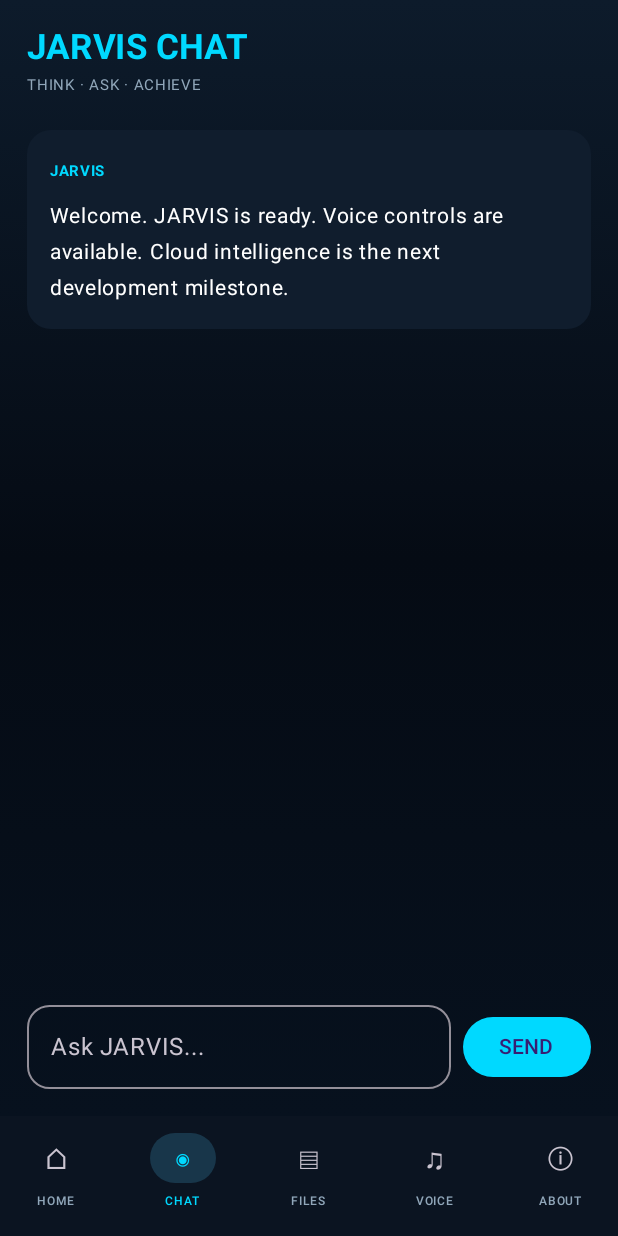
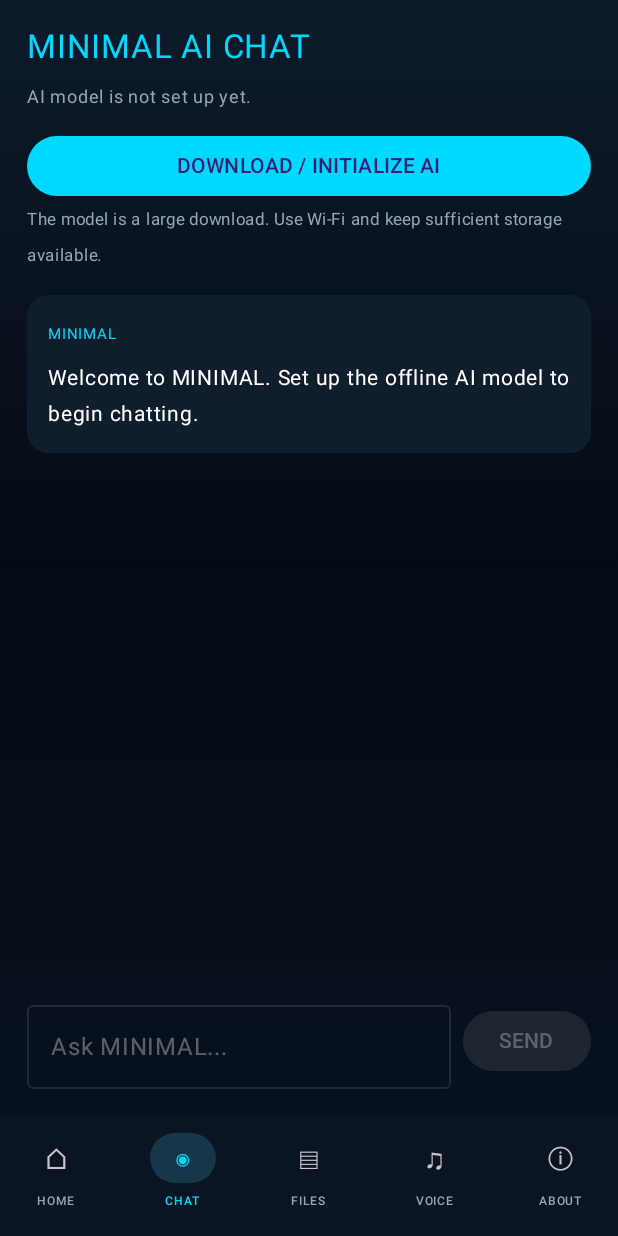
Before and after one commit to dhruvbhattacharjee009-creator/Jarvis-Android, an Android app built with Jetpack Compose: the screen it shows after launch (MainActivity), item 2 of the bottom bar chosen, on a phone screen of 412 x 824 dp. Run offline under Robolectric (Android 15) with nearby library versions, the phone set to English and light mode, and no system bars; libraries missing offline, so code that uses them is left out: com.google.ai.edge.

Commit message:
Update MainActivity.kt

```diff
--- a/app/src/main/java/com/jarvis/android/MainActivity.kt
+++ b/app/src/main/java/com/jarvis/android/MainActivity.kt
@@ -1,4 +1,3 @@
-
 package com.jarvis.android
 
 import android.Manifest
@@ -45,6 +44,7 @@ class MainActivity : ComponentActivity() {
 
     private var speechRecognizer: SpeechRecognizer? = null
     private var voiceEngine: VoiceEngine? = null
+    private lateinit var aiController: AiController
 
     private val availableVoices = mutableStateListOf<String>()
 
@@ -53,6 +53,8 @@ class MainActivity : ComponentActivity() {
 
     override fun onCreate(savedInstanceState: Bundle?) {
         super.onCreate(savedInstanceState)
+
+        aiController = AiController(this)
 
         voiceEngine = VoiceEngine(this) {
             runOnUiThread {
@@ -73,6 +75,7 @@ class MainActivity : ComponentActivity() {
 
         setContent {
             JarvisApp(
+                aiController = aiController,
                 voices = availableVoices,
                 voiceReady = voiceReady,
                 selectedVoice = selectedVoice,
@@ -156,12 +159,18 @@ class MainActivity : ComponentActivity() {
     override fun onDestroy() {
         speechRecognizer?.destroy()
         voiceEngine?.release()
+
+        if (::aiController.isInitialized) {
+            aiController.close()
+        }
+
         super.onDestroy()
     }
 }
 
 @Composable
 fun JarvisApp(
+    aiController: AiController,
     voices: List<String>,
     voiceReady: Boolean,
     selectedVoice: String,
@@ -173,15 +182,6 @@ fun JarvisApp(
     var page by remember { mutableStateOf("HOME") }
     var input by remember { mutableStateOf("") }
     var listening by remember { mutableStateOf(false) }
-
-    val messages = remember {
-        mutableStateListOf(
-            ChatMessage(
-                "Welcome. JARVIS is ready. Voice controls are available. Cloud intelligence is the next development milestone.",
-                false
-            )
-        )
-    }
 
     val permissionLauncher =
         rememberLauncherForActivityResult(
@@ -273,29 +273,9 @@ fun JarvisApp(
                         onVoice = { page = "VOICE" }
                     )
 
-                    "CHAT" -> ChatScreen(
-                        messages = messages,
-                        input = input,
-                        onInput = { input = it },
-                        onSend = {
-                            val command = input.trim()
-
-                            if (command.isNotEmpty()) {
-                                messages.add(
-                                    ChatMessage(command, true)
-                                )
-
-                                val reply =
-                                    "I have received your message. Real AI conversations will be enabled when the secure AI backend is connected."
-
-                                messages.add(
-                                    ChatMessage(reply, false)
-                                )
-
-                                onSpeak(reply)
-                                input = ""
-                            }
-                        }
+                    "CHAT" -> AiChatScreen(
+                        controller = aiController,
+                        onSpeak = onSpeak
                     )
 
                     "FILES" -> FilesScreen()
@@ -449,85 +429,6 @@ fun HomeScreen(
         )
 
         Spacer(Modifier.height(16.dp))
-    }
-}
-
-@Composable
-fun ChatScreen(
-    messages: List<ChatMessage>,
-    input: String,
-    onInput: (String) -> Unit,
-    onSend: () -> Unit
-) {
-    Column(
-        modifier = Modifier
-            .fillMaxSize()
-            .padding(18.dp)
-    ) {
-        Text(
-            "JARVIS CHAT",
-            color = Cyan,
-            fontSize = 23.sp,
-            fontWeight = FontWeight.Bold
-        )
-
-        Text(
-            "THINK · ASK · ACHIEVE",
-            color = Muted,
-            fontSize = 10.sp
-        )
-
-        Spacer(Modifier.height(18.dp))
-
-        LazyColumn(
-            modifier = Modifier.weight(1f),
-            verticalArrangement = Arrangement.spacedBy(12.dp)
-        ) {
-            items(messages) { message ->
-                Column(
-                    modifier = Modifier
-                        .fillMaxWidth()
-                        .background(
-                            if (message.isUser) Color(0xFF14364A)
-                            else Panel,
-                            RoundedCornerShape(16.dp)
-                        )
-                        .padding(15.dp)
-                ) {
-                    Text(
-                        if (message.isUser) "YOU" else "JARVIS",
-                        color = Cyan,
-                        fontSize = 10.sp,
-                        fontWeight = FontWeight.Bold
-                    )
-
-                    Spacer(Modifier.height(6.dp))
-
-                    Text(
-                        message.message,
-                        color = Color.White,
-                        fontSize = 14.sp
-                    )
-                }
-            }
-        }
-
-        Row(verticalAlignment = Alignment.CenterVertically) {
-            OutlinedTextField(
-                value = input,
-                onValueChange = onInput,
-                modifier = Modifier.weight(1f),
-                placeholder = { Text("Ask JARVIS...") },
-                shape = RoundedCornerShape(15.dp),
-                singleLine = true
-            )
-
-            Spacer(Modifier.width(8.dp))
-
-            Button(onClick = onSend) {
-                Text("SEND")
-            }
-        }
     }
 }
 
```
